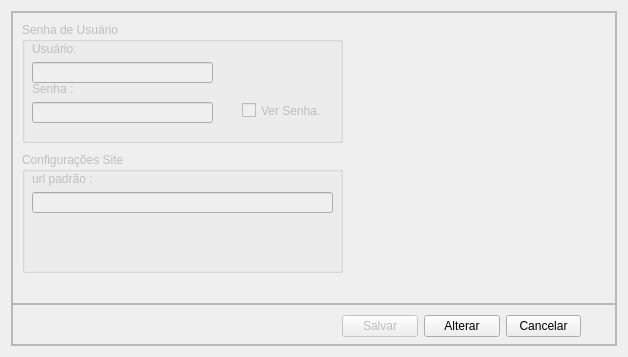
Above: ui_qt/FrmConfiguracao.ui from Locked666/call_closing_robot before the change. Below: the same form after it.
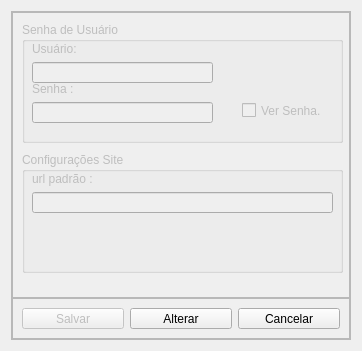
That is the form after the change.

```diff
--- a/ui_qt/FrmConfiguracao.ui
+++ b/ui_qt/FrmConfiguracao.ui
@@ -6,8 +6,8 @@
    <rect>
     <x>0</x>
     <y>0</y>
-    <width>628</width>
-    <height>357</height>
+    <width>362</width>
+    <height>351</height>
    </rect>
   </property>
   <property name="windowTitle">
@@ -180,15 +180,8 @@
         <property name="frameShadow">
          <enum>QFrame::Raised</enum>
         </property>
-        <widget class="QWidget" name="">
-         <property name="geometry">
-          <rect>
-           <x>330</x>
-           <y>10</y>
-           <width>239</width>
-           <height>25</height>
-          </rect>
-         </property>
+        <layout class="QHBoxLayout" name="horizontalLayout_2">
+         <item>
          <layout class="QHBoxLayout" name="horizontalLayout">
           <item>
            <widget class="QPushButton" name="bnt_salvar">
@@ -215,7 +208,8 @@
            </widget>
           </item>
          </layout>
-        </widget>
+         </item>
+        </layout>
        </widget>
       </item>
      </layout>
```
Left out of the diff: 6 changed lines with no effect on the pictures. Lines whose indentation alone changed are shown as unchanged.
